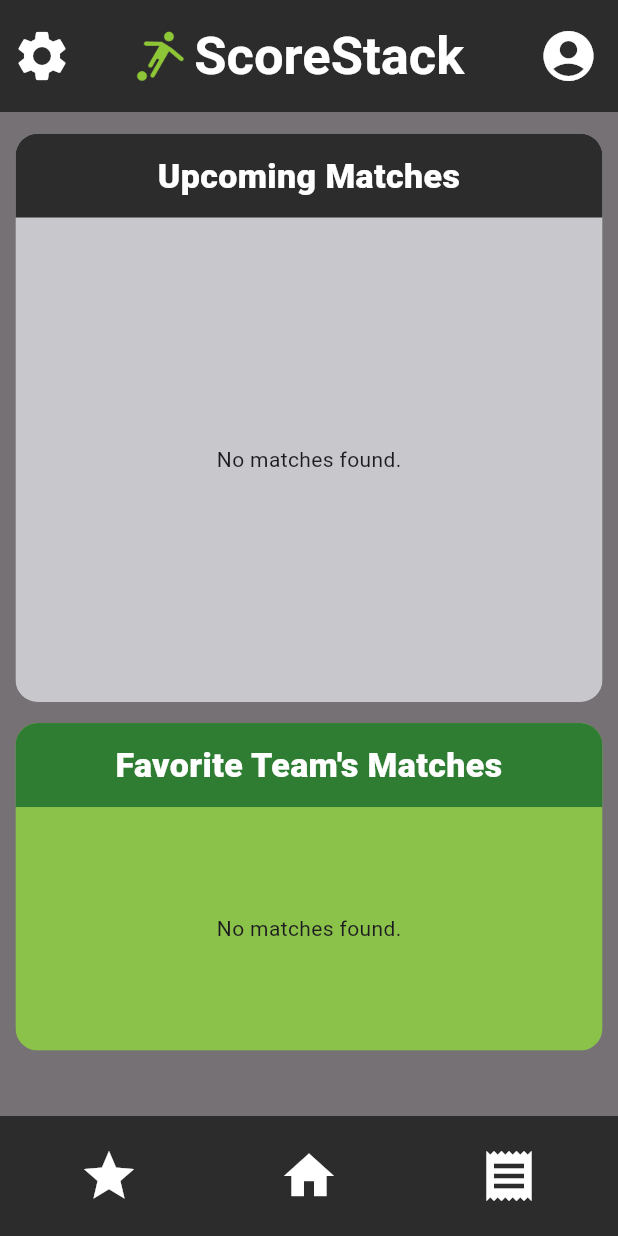
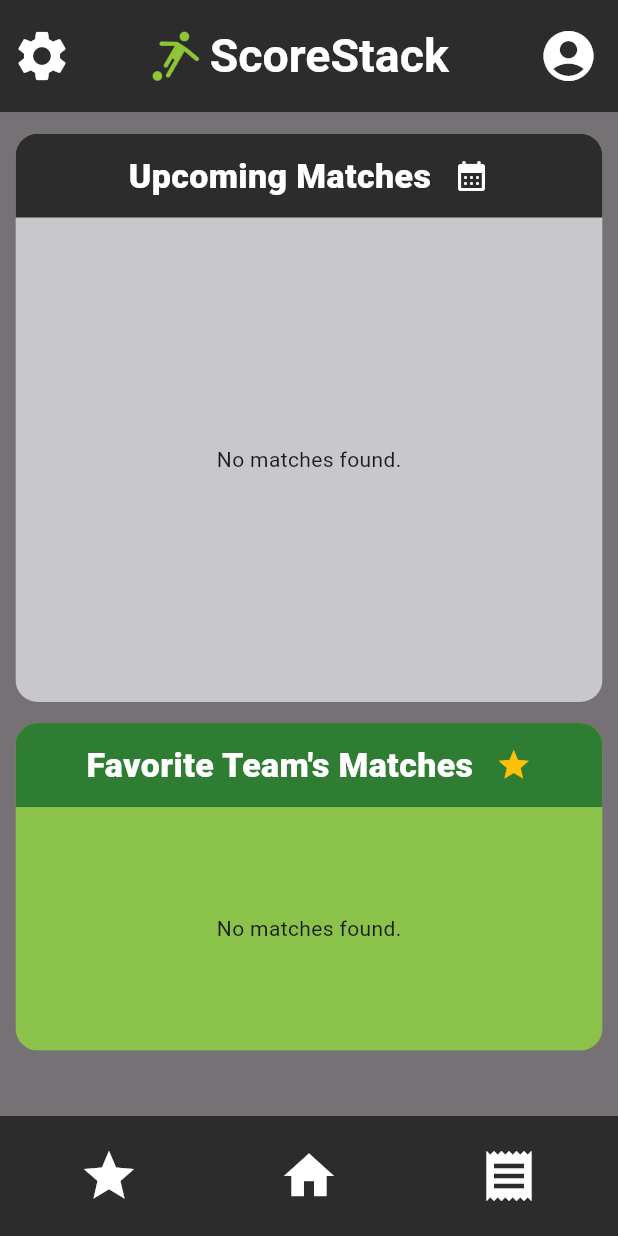
Before and after one commit to onurerguden/ScoreStack, a Flutter app: the screen it shows after launch, on a phone screen of 412 x 824 dp. Run offline on Flutter 3.47's test engine with Material 3 defaults, Android fonts, the phone set to English and light mode, and no system bars; our stand-ins replace cloud_firestore, firebase_core, shared_preferences; accounts and stored records are empty; network calls fail.

Commit message:
Small Design Changes

```diff
--- a/lib/pages/HomePage.dart
+++ b/lib/pages/HomePage.dart
@@ -85,7 +85,8 @@ class HomePageState extends State<HomePage> {
                               Container(
                                 padding: EdgeInsets.all(12),
                                 color: Color(0xFF2C2C2C),
-                                child: Text(
+                                child: Row(mainAxisAlignment: MainAxisAlignment.center,
+                                    children: [Text(
                                   "Upcoming Matches",
                                   style: TextStyle(
                                     fontSize: size.width * 0.055,
@@ -93,7 +94,7 @@ class HomePageState extends State<HomePage> {
                                     fontWeight: FontWeight.w800,
                                   ),
                                   textAlign: TextAlign.center,
-                                ),
+                                ),SizedBox(width: 15,),Icon(Icons.calendar_month_rounded,color: Colors.white,),]),
                               ),
                               Expanded(child: _matchService.buildMatchList()),
                             ],
@@ -114,7 +115,10 @@ class HomePageState extends State<HomePage> {
                               Container(
                                 padding: EdgeInsets.all(12),
                                 color: Colors.green[800],
-                                child: Text(
+                                child: Row(
+                                  mainAxisAlignment: MainAxisAlignment.center,
+                                  children: [
+                                    Text(
                                       "Favorite Team's Matches",
                                       style: TextStyle(
                                         fontSize: size.width * 0.055,
@@ -122,6 +126,8 @@ class HomePageState extends State<HomePage> {
                                         color: Colors.white,
                                       ),
                                       textAlign: TextAlign.center,
+                                    ),SizedBox(width: 15,),Icon(Icons.star,color: Color(0xFFFFC107),)
+                                  ],
                                 ),
                               ),
                               Expanded(
--- a/lib/widgets/CustomAppBar.dart
+++ b/lib/widgets/CustomAppBar.dart
@@ -28,7 +28,7 @@ class CustomAppBar extends StatelessWidget implements PreferredSizeWidget{
           const Text(
             "ScoreStack",
             style: TextStyle(
-              fontSize: 35,
+              fontSize: 31,
               fontWeight: FontWeight.w600,
               color: Colors.white,
             ),
--- a/lib/widgets/TeamTile.dart
+++ b/lib/widgets/TeamTile.dart
@@ -108,6 +108,7 @@ class _TeamTileState extends State<TeamTile> {
                 fontStyle: FontStyle.italic,
               ),
             ),
+            SizedBox(height: 2.5,)
           ],
         ),
         trailing: IconButton(
```
Lines whose indentation alone changed are shown as unchanged.
